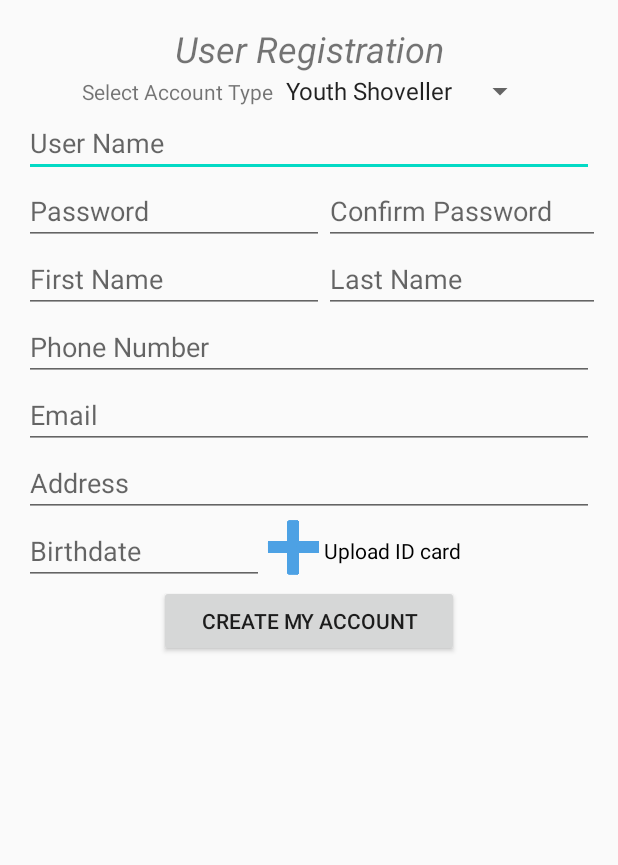
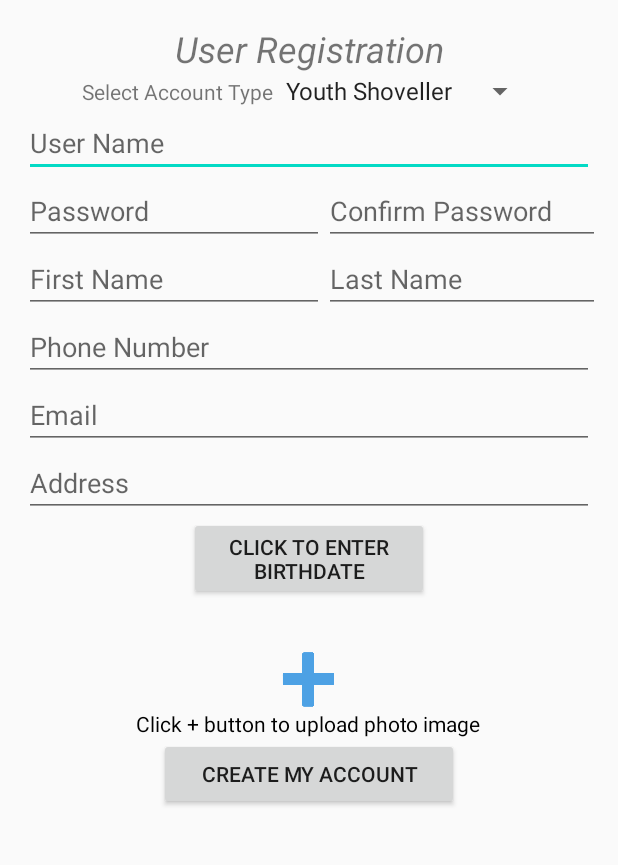
Before and after one commit to nelsonle345/-comp313-00x-Team4-F24, an Android app built with Jetpack Compose: the layout activity_user_registration.xml on its own in the app's theme, with its tools: preview values and no code run, on a phone screen of 412 x 824 dp, the part 174-1039 px from its top. Run offline under Robolectric (Android 15) with nearby library versions, the phone set to English and light mode, and no system bars.

Commit message:
Completed User Registration
Need to do slight tweaks with firebase database table values

```diff
--- a/app/build.gradle.kts
+++ b/app/build.gradle.kts
@@ -10,7 +10,7 @@ android {
 
     defaultConfig {
         applicationId = "com.comp313sec401.group4.shovelhero"
-        minSdk = 24
+        minSdk = 26
         //noinspection OldTargetApi
         targetSdk = 33
         versionCode = 1
--- a/app/src/main/AndroidManifest.xml
+++ b/app/src/main/AndroidManifest.xml
@@ -43,6 +43,9 @@
             android:name=".CustomerProfile"
             android:exported="false" />
         <activity
+            android:name=".User_registration"
+            android:exported="false" />
+        <activity
             android:name=".YouthShovellerProfile"
             android:exported="false" />
         <activity
--- a/app/src/main/java/com/comp313sec401/group4/shovelhero/models/User.java
+++ b/app/src/main/java/com/comp313sec401/group4/shovelhero/models/User.java
@@ -24,7 +24,7 @@ public class User {
 
     public User() {}
 
-    public User(String address,int userId, String userName, String password, String accountType, String firstName, String lastName, String birthDate, String email, String phoneNumber, int age) {
+    public User(String address, int userId, String userName, String password, String accountType, String firstName, String lastName, String birthDate, String email, String phoneNumber, int age) {
         this.userId = userId;
         this.username = userName;
         this.password = password;
--- a/app/src/main/res/layout/activity_user_registration.xml
+++ b/app/src/main/res/layout/activity_user_registration.xml
@@ -33,18 +33,6 @@
         android:layout_height="wrap_content"
         android:gravity="center_horizontal"
         android:orientation="vertical">
-
-        <!-- took out android:focusable="true" - was giving an error-->
-        <!--    <ImageView-->
-        <!--        android:id="@+id/profilePicture"-->
-        <!--        android:layout_width="match_parent"-->
-        <!--        android:layout_height="20dp"-->
-        <!--        android:clickable="true"-->
-        <!--        android:contentDescription="Customer Profile Picture"-->
-        <!--        android:gravity="center"-->
-        <!--        android:onClick="onUploadProfilePictureClick"-->
-        <!--        android:focusable="true" />-->
-
 
         <!--Account Selection-->
         <LinearLayout
@@ -137,16 +125,19 @@
             android:layout_height="wrap_content"
             android:hint="Address" />
 
-        <LinearLayout
+        <Button
+            android:id="@+id/btnBirthDate"
+            android:layout_width="160dp"
+            android:layout_height="wrap_content"
+            android:text="Click to enter birthdate" />
+
+        <TextView
             android:layout_width="match_parent"
             android:layout_height="wrap_content"
-            android:orientation="horizontal">
-
-            <EditText
-                android:id="@+id/btnBirthdate"
-                android:layout_width="160dp"
-                android:layout_height="wrap_content"
-                android:hint="Birthdate" />
+            android:textSize="24sp"
+            android:textStyle="italic"
+            android:gravity="center"
+            android:id="@+id/txtBirthdateTV" />
 
         <ImageButton
             android:id="@+id/imgUploadIdCard"
@@ -158,16 +149,16 @@
             android:focusable="true"
             android:onClick="onUploadIdCard"
             android:scaleType="fitXY"
-                android:src="@drawable/add_image" />
+            android:src="@drawable/add_image"
+            tools:ignore="OnClick" />
 
         <TextView
             android:id="@+id/tvUploadIdCard"
             android:layout_width="wrap_content"
             android:layout_height="match_parent"
             android:gravity="center_vertical"
-                android:text="Upload ID card"
+            android:text="Click + button to upload photo image"
             android:textColor="@color/black" />
-        </LinearLayout>
 
         <Button
             android:id="@+id/btnCreateAccount"
@@ -176,6 +167,5 @@
             android:layout_marginBottom="14dp"
             android:onClick="createUser"
             android:text="Create My Account" />
-
     </LinearLayout>
 </LinearLayout>
```
Also changed, not shown: app/src/main/java/com/comp313sec401/group4/shovelhero/MainActivity.java (+6 -4 lines), app/src/main/java/com/comp313sec401/group4/shovelhero/User_registration.java (+130 -62 lines). Lines whose indentation alone changed are shown as unchanged.
